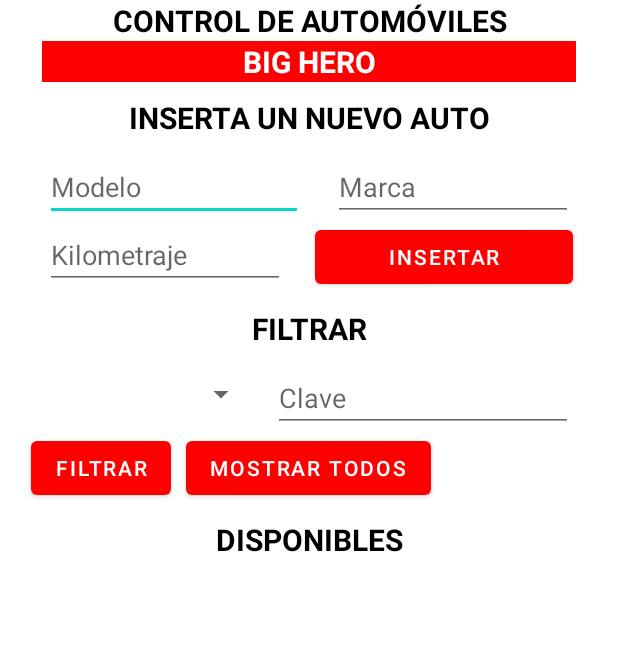
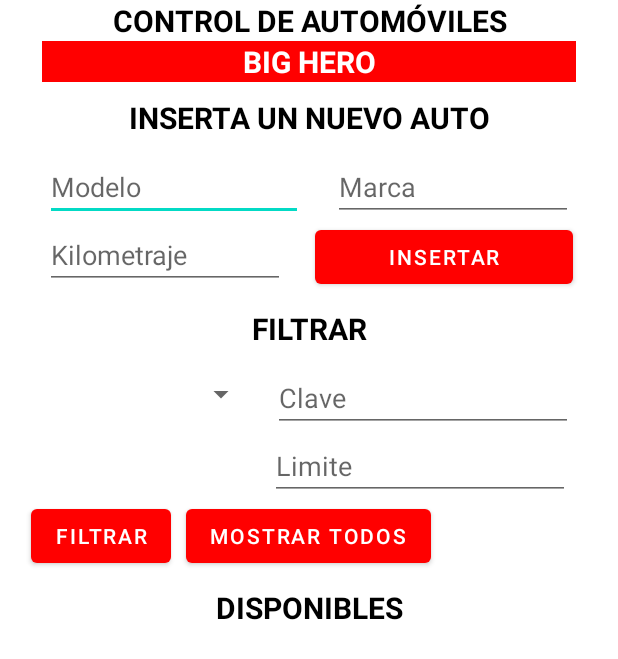
Before and after one commit to JUANSOLTEROBARRERA/LADM_U3_Practica1_JuanSoltero, an Android app: the layout fragment_dashboard.xml on its own in the app's theme, with its tools: preview values and no code run, on a phone screen of 412 x 824 dp. Shown: the top 659 px of the screen. Run offline under Robolectric (Android 15) with nearby library versions, the phone set to English and light mode, and no system bars.

Commit message:
Se agrego rango de busqueda

```diff
--- a/app/src/main/java/mx/tecnm/tepic/ladm_u3_p1_juansoltero/Automovil.kt
+++ b/app/src/main/java/mx/tecnm/tepic/ladm_u3_p1_juansoltero/Automovil.kt
@@ -13,7 +13,7 @@ class Automovil(este: Context) {
     private var err = ""
 
 
-    fun mostrarTodos2(a:String, b:String): ArrayList<Automovil>{
+    fun mostrarTodos2(a:String, b:String, c:String): ArrayList<Automovil>{
         val basedatos = BaseDatos(este, "RENTA_AUTOS",null,1)
         err = ""
         var arreglo = ArrayList<Automovil>()
@@ -23,7 +23,7 @@ class Automovil(este: Context) {
             if(a=="MODELO" || a=="MARCA") {
                 SQLSELECT = "SELECT * FROM AUTOMOVIL WHERE ${a} = '${b}'"
             }else{
-                SQLSELECT = "SELECT * FROM AUTOMOVIL WHERE ${a} = ${b}"
+                SQLSELECT = "SELECT * FROM AUTOMOVIL WHERE ${a} BETWEEN ${b} AND ${c}"
             }
 
             var cursor = tabla.rawQuery(SQLSELECT,null)
--- a/app/src/main/res/layout/fragment_dashboard.xml
+++ b/app/src/main/res/layout/fragment_dashboard.xml
@@ -125,11 +125,18 @@
                 android:layout_marginRight="30dp"
                 android:hint="Clave"
                 android:layout_below="@id/titulo4"/>
+            <EditText
+                android:layout_width="200dp"
+                android:layout_height="wrap_content"
+                android:id="@+id/clave2"
+                android:layout_marginLeft="180dp"
+                android:hint="Limite"
+                android:layout_below="@id/clave"/>
             <Button
                 android:layout_width="wrap_content"
                 android:layout_height="wrap_content"
                 android:text="FILTRAR"
-                android:layout_below="@id/clave"
+                android:layout_below="@id/clave2"
                 android:layout_toLeftOf="@+id/todos"
                 android:id="@+id/filtrar"
                 android:layout_centerHorizontal="true"
@@ -139,7 +146,7 @@
                 android:layout_height="wrap_content"
                 android:text="MOSTRAR TODOS"
                 android:layout_marginLeft="10dp"
-                android:layout_below="@id/clave"
+                android:layout_below="@id/clave2"
                 android:id="@+id/todos"
                 android:layout_centerHorizontal="true"
                 />
```
Also changed, not shown: app/src/main/java/mx/tecnm/tepic/ladm_u3_p1_juansoltero/ui/dashboard/DashboardFragment.kt (+12 -5 lines).
